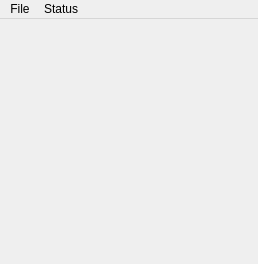
Qt form NEST/src/MainWindow/MainWindow.ui (Daniel-McCarthy/NEST) before a commit.
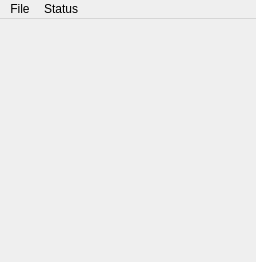
The same form after that commit.

Commit message: Fixed 2 lines being cut off and adjust window size

```diff
--- a/NEST/src/MainWindow/MainWindow.ui
+++ b/NEST/src/MainWindow/MainWindow.ui
@@ -6,8 +6,8 @@
    <rect>
     <x>0</x>
     <y>0</y>
-    <width>258</width>
-    <height>264</height>
+    <width>256</width>
+    <height>262</height>
    </rect>
   </property>
   <property name="windowTitle">
@@ -19,7 +19,7 @@
     <rect>
      <x>0</x>
      <y>0</y>
-     <width>258</width>
+     <width>256</width>
      <height>22</height>
     </rect>
    </property>
```
The commit also changes 1 other file.
